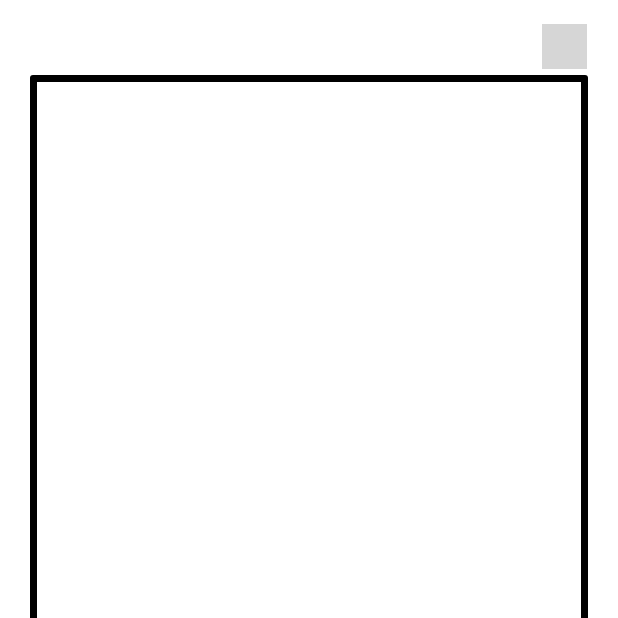
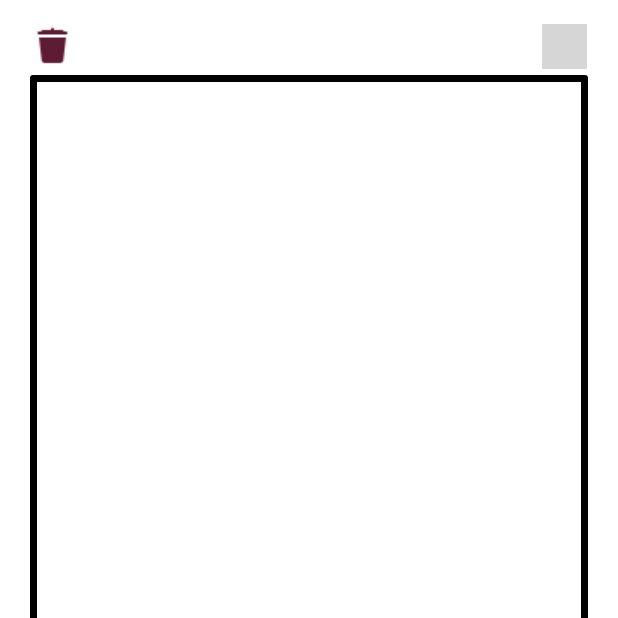
Before and after one commit to crystalshamo/PaperTrail, an Android app: the EditPage screen opened directly, with no data from a screen before it, on a phone screen of 412 x 824 dp, the top half of it. Run offline under Robolectric (Android 15) with nearby library versions, the phone set to English and light mode, and no system bars; network calls fail; 1 statement that could not run was skipped; grey boxes are pictures that could not be loaded.

Commit message:
deleting pages, saving doesnt work :(

```diff
--- a/app/src/main/res/layout/activity_edit_page.xml
+++ b/app/src/main/res/layout/activity_edit_page.xml
@@ -83,6 +83,18 @@
             app:layout_constraintStart_toStartOf="parent"
             app:layout_constraintTop_toTopOf="parent" />
 
+        <Button
+            android:id="@+id/buttonDeletePage"
+            android:layout_width="30dp"
+            android:layout_height="30dp"
+            android:layout_marginTop="16dp"
+            android:layout_marginEnd="5dp"
+            android:background="@drawable/delete_icon"
+            app:layout_constraintEnd_toEndOf="parent"
+            app:layout_constraintHorizontal_bias="0.053"
+            app:layout_constraintStart_toStartOf="parent"
+            app:layout_constraintTop_toTopOf="parent" />
+
         <com.google.android.material.bottomnavigation.BottomNavigationView
             app:itemActiveIndicatorStyle="@color/black"
             app:backgroundTint="#5d1c34"
--- a/app/src/main/res/layout/activity_home_screen.xml
+++ b/app/src/main/res/layout/activity_home_screen.xml
@@ -23,8 +23,8 @@
     <ImageButton
         android:id="@+id/addJournalButton"
         android:layout_width="45dp"
-        android:layout_height="wrap_content"
-        android:background="@drawable/add_icon"
+        android:layout_height="30dp"
+        android:background="@drawable/ic_add"
         android:layout_below="@id/titleText"
         android:layout_marginTop="20dp"
         android:layout_marginBottom="20dp"
```
Also changed, not shown: app/src/main/java/com/example/papertrail/DatabaseHelper.java (line endings or trailing spaces), app/src/main/res/drawable/white.png (added).
